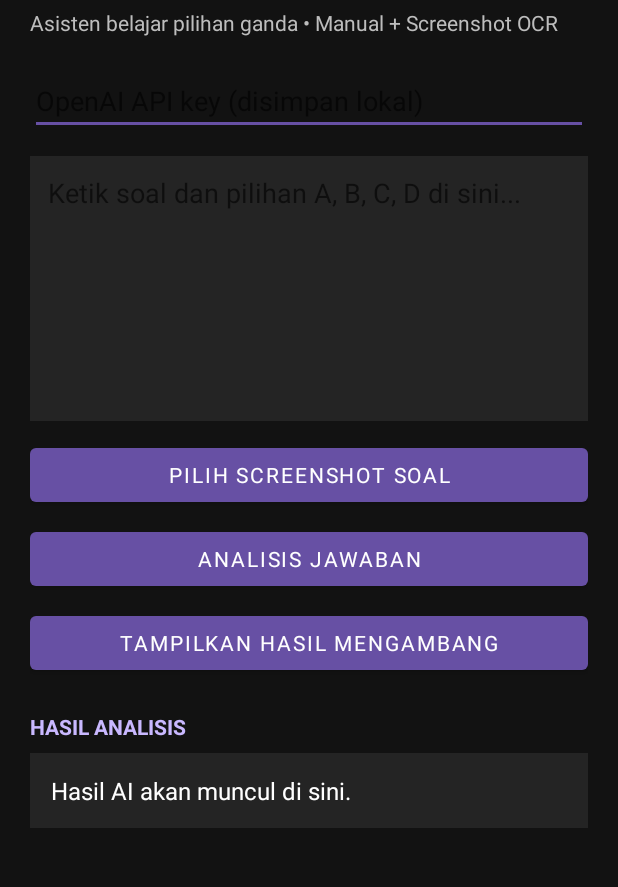
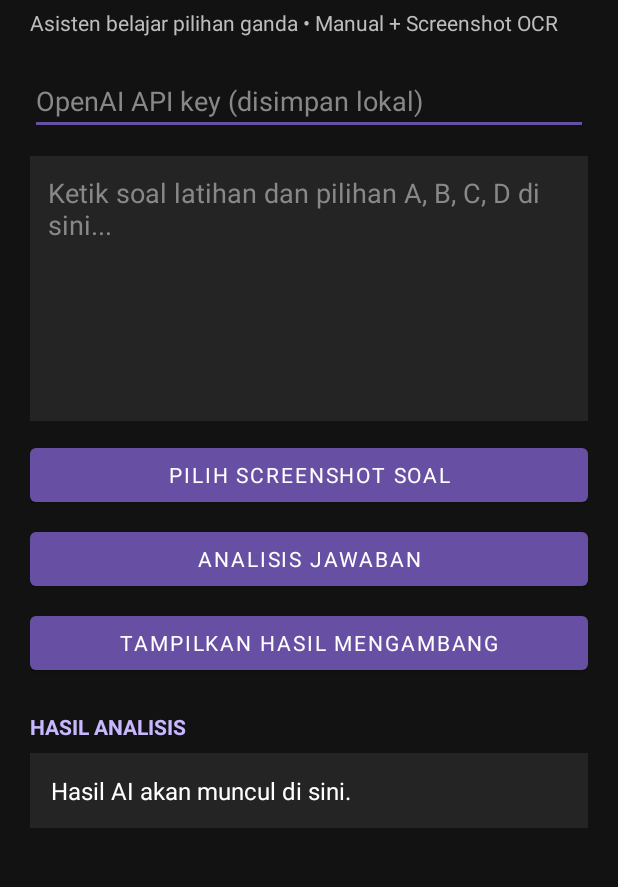
Before and after one commit to stokkneobies-cyber/MCQRootAi, an Android app: the screen it shows after launch (MainActivity), on a phone screen of 412 x 824 dp, the part 82-969 px from its top. Run offline under Robolectric (Android 15) with nearby library versions, the phone set to English and light mode, and no system bars; libraries missing offline, so code that uses them is left out: com.google.mlkit.vision.

Commit message:
Refactor activity_main.xml layout structure

```diff
--- a/app/src/main/res/layout/activity_main.xml
+++ b/app/src/main/res/layout/activity_main.xml
@@ -1,39 +1,94 @@
+
 <ScrollView xmlns:android="http://schemas.android.com/apk/res/android"
-    android:layout_width="match_parent" android:layout_height="match_parent"
-    android:background="#121212" android:fillViewport="true">
-    <LinearLayout android:orientation="vertical" android:padding="20dp"
-        android:layout_width="match_parent" android:layout_height="wrap_content">
-        <TextView android:text="MCQ ROOT AI" android:textColor="#FFFFFF"
-            android:textSize="25sp" android:textStyle="bold"
-            android:layout_width="wrap_content" android:layout_height="wrap_content"/>
-        <TextView android:text="Asisten belajar pilihan ganda • Manual + Screenshot OCR"
-            android:textColor="#BDBDBD" android:layout_marginTop="5dp"
-            android:layout_width="match_parent" android:layout_height="wrap_content"/>
-        <EditText android:id="@+id/apiKey" android:hint="OpenAI API key (disimpan lokal)"
-            android:inputType="textPassword" android:textColor="#FFFFFF"
-            android:hintTextColor="#888888" android:backgroundTint="#6750A4"
-            android:layout_marginTop="20dp" android:layout_width="match_parent"
+    android:layout_width="match_parent"
+    android:layout_height="match_parent"
+    android:background="#121212"
+    android:fillViewport="true">
+
+    <LinearLayout
+        android:orientation="vertical"
+        android:padding="20dp"
+        android:layout_width="match_parent"
+        android:layout_height="wrap_content">
+
+        <TextView
+            android:text="MCQ ROOT AI"
+            android:textColor="#FFFFFF"
+            android:textSize="25sp"
+            android:textStyle="bold"
+            android:layout_width="wrap_content"
             android:layout_height="wrap_content"/>
-        <EditText android:id="@+id/question" android:hint="Ketik soal dan pilihan A, B, C, D di sini..."
-            android:gravity="top|start" android:minLines="7" android:padding="12dp"
-            android:textColor="#FFFFFF" android:hintTextColor="#888888"
-            android:background="#242424" android:layout_marginTop="14dp"
-            android:layout_width="match_parent" android:layout_height="wrap_content"/>
-        <Button android:id="@+id/pickImage" android:text="Pilih Screenshot Soal"
-            android:layout_marginTop="12dp" android:layout_width="match_parent"
+
+        <TextView
+            android:text="Asisten belajar pilihan ganda • Manual + Screenshot OCR"
+            android:textColor="#BDBDBD"
+            android:layout_marginTop="5dp"
+            android:layout_width="match_parent"
             android:layout_height="wrap_content"/>
-        <Button android:id="@+id/analyze" android:text="Analisis Jawaban"
-            android:layout_marginTop="8dp" android:layout_width="match_parent"
+
+        <EditText
+            android:id="@+id/apiKey"
+            android:hint="OpenAI API key (disimpan lokal)"
+            android:inputType="textPassword"
+            android:textColor="#FFFFFF"
+            android:textColorHint="#888888"
+            android:backgroundTint="#6750A4"
+            android:layout_marginTop="20dp"
+            android:layout_width="match_parent"
             android:layout_height="wrap_content"/>
-        <Button android:id="@+id/floating" android:text="Tampilkan Hasil Mengambang"
-            android:layout_marginTop="8dp" android:layout_width="match_parent"
+
+        <EditText
+            android:id="@+id/question"
+            android:hint="Ketik soal latihan dan pilihan A, B, C, D di sini..."
+            android:gravity="top|start"
+            android:minLines="7"
+            android:padding="12dp"
+            android:textColor="#FFFFFF"
+            android:textColorHint="#888888"
+            android:background="#242424"
+            android:layout_marginTop="14dp"
+            android:layout_width="match_parent"
             android:layout_height="wrap_content"/>
-        <TextView android:text="HASIL ANALISIS" android:textColor="#C9B8FF"
-            android:textStyle="bold" android:layout_marginTop="22dp"
-            android:layout_width="wrap_content" android:layout_height="wrap_content"/>
-        <TextView android:id="@+id/result" android:text="Hasil AI akan muncul di sini."
-            android:textColor="#FFFFFF" android:textSize="16sp" android:padding="14dp"
-            android:background="#242424" android:layout_marginTop="8dp"
-            android:layout_width="match_parent" android:layout_height="wrap_content"/>
+
+        <Button
+            android:id="@+id/pickImage"
+            android:text="Pilih Screenshot Soal"
+            android:layout_marginTop="12dp"
+            android:layout_width="match_parent"
+            android:layout_height="wrap_content"/>
+
+        <Button
+            android:id="@+id/analyze"
+            android:text="Analisis Jawaban"
+            android:layout_marginTop="8dp"
+            android:layout_width="match_parent"
+            android:layout_height="wrap_content"/>
+
+        <Button
+            android:id="@+id/floating"
+            android:text="Tampilkan Hasil Mengambang"
+            android:layout_marginTop="8dp"
+            android:layout_width="match_parent"
+            android:layout_height="wrap_content"/>
+
+        <TextView
+            android:text="HASIL ANALISIS"
+            android:textColor="#C9B8FF"
+            android:textStyle="bold"
+            android:layout_marginTop="22dp"
+            android:layout_width="wrap_content"
+            android:layout_height="wrap_content"/>
+
+        <TextView
+            android:id="@+id/result"
+            android:text="Hasil AI akan muncul di sini."
+            android:textColor="#FFFFFF"
+            android:textSize="16sp"
+            android:padding="14dp"
+            android:background="#242424"
+            android:layout_marginTop="8dp"
+            android:layout_width="match_parent"
+            android:layout_height="wrap_content"/>
+
     </LinearLayout>
 </ScrollView>
```
